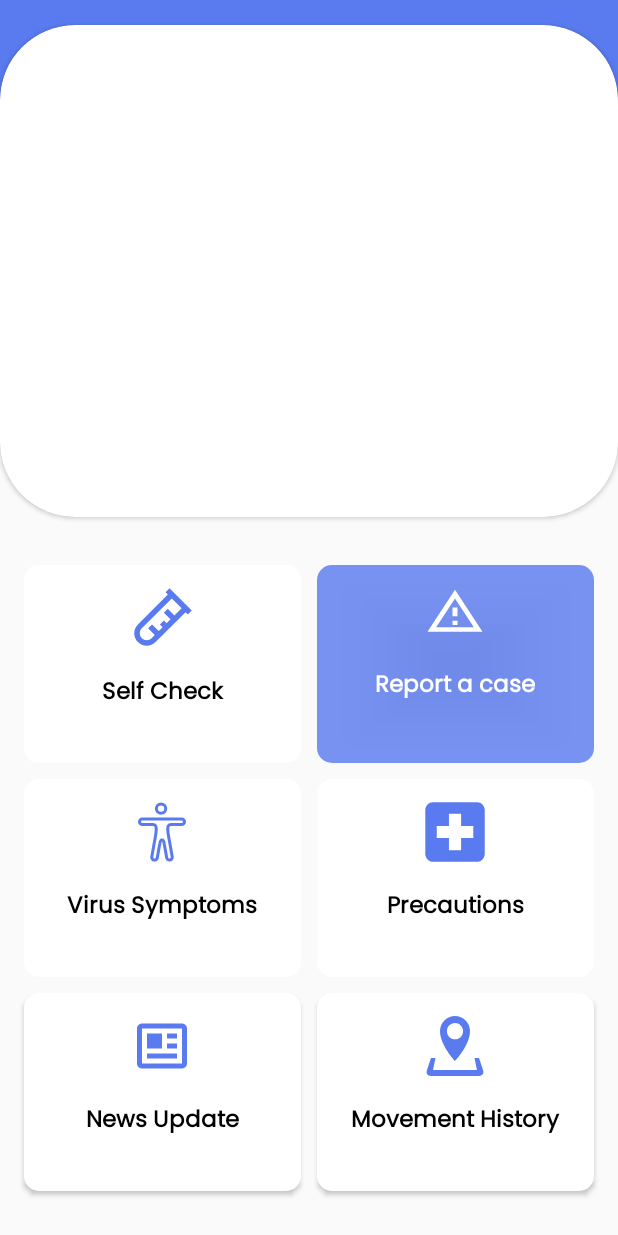
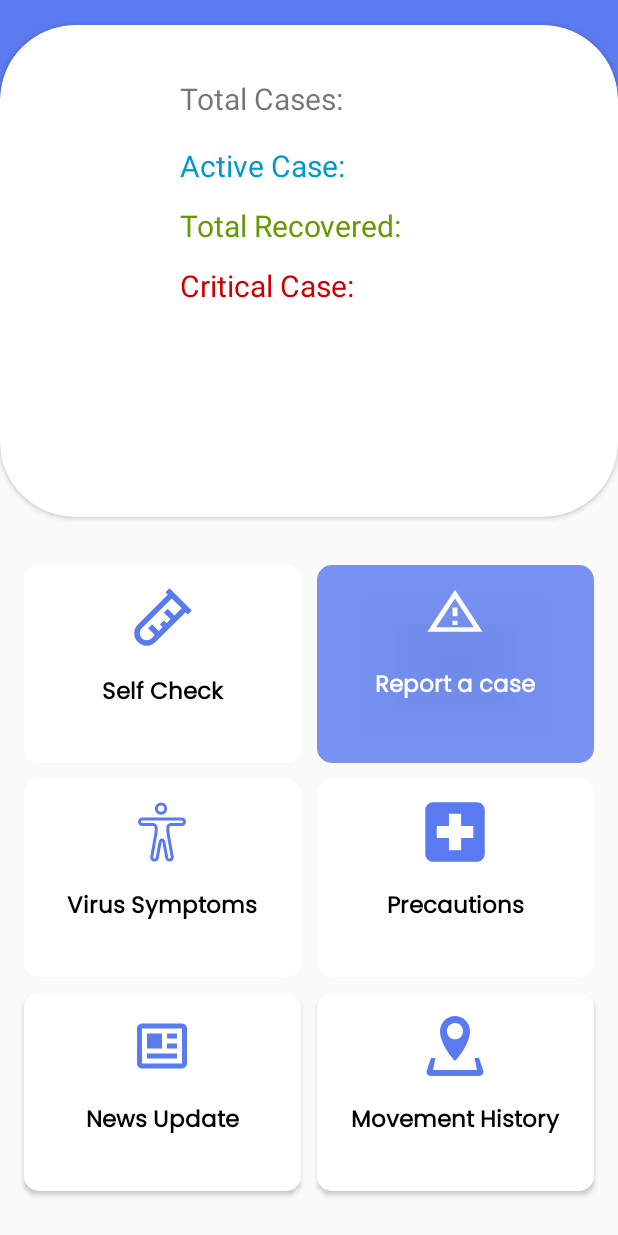
Before and after one commit to tony-gabriel/CoroCare, an Android app: the MainActivity screen opened directly, with no data from a screen before it, scrolled down 103 dp, on a phone screen of 412 x 824 dp. Run offline under Robolectric (Android 15) with nearby library versions, the phone set to English and light mode, and no system bars; our stand-ins replace Firebase (no records; nobody signed in at launch, a user with empty details on screens opened directly); libraries missing offline, so code that uses them is left out: com.makeramen.roundedimageview; plain views replace RoundedImageView.

Commit message:
Added registration , file upload and Corona data, updated

```diff
--- a/app/src/main/java/com/example/coronahelpapp/MainActivity.java
+++ b/app/src/main/java/com/example/coronahelpapp/MainActivity.java
@@ -1,7 +1,9 @@
 package com.example.coronahelpapp;
 
+import androidx.annotation.NonNull;
 import androidx.appcompat.app.AppCompatActivity;
-import androidx.constraintlayout.widget.ConstraintLayout;
+import androidx.recyclerview.widget.GridLayoutManager;
+import androidx.recyclerview.widget.RecyclerView;
 
 import android.content.Intent;
 import android.os.Bundle;
@@ -9,20 +11,58 @@ import android.view.View;
 import android.widget.Button;
 import android.widget.ImageView;
 import android.widget.TextView;
+import android.widget.Toast;
+
+import com.google.firebase.database.DataSnapshot;
+import com.google.firebase.database.DatabaseError;
+import com.google.firebase.database.DatabaseReference;
+import com.google.firebase.database.FirebaseDatabase;
+import com.google.firebase.database.ValueEventListener;
+
+import org.json.JSONArray;
+import org.json.JSONException;
+import org.json.JSONObject;
+
+import java.io.IOException;
+
+import okhttp3.Call;
+import okhttp3.Callback;
+import okhttp3.OkHttpClient;
+import okhttp3.Request;
+import okhttp3.Response;
 
 public class MainActivity extends AppCompatActivity {
+    public String url="https://corona.lmao.ninja/countries/NGA";
 
     Button Test, Report, Symptoms, Precautions, News, Movement;
     ImageView profileImage;
-    TextView profileName, status;
-    ConstraintLayout profileContainer;
+    TextView profileName, status, Coronadata, CoronaActive, CoronaRecovered, CoronaCritical;
+    DatabaseReference mDataBase;
+    UserData userData;
+
 
 
     @Override
     protected void onCreate(Bundle savedInstanceState) {
         super.onCreate(savedInstanceState);
         setContentView(R.layout.activity_main);
+        userData =new UserData();
+        mDataBase = FirebaseDatabase.getInstance().getReference().child("users");
 
+
+
+
+        try {
+            run();
+        } catch (IOException e) {
+            e.printStackTrace();
+        }
+
+
+        Coronadata=findViewById(R.id.CoronaData);
+        CoronaActive=findViewById(R.id.CoronaActive);
+        CoronaRecovered=findViewById(R.id.CoronaRecovered);
+        CoronaCritical=findViewById(R.id.CoronaCritical);
         profileImage = findViewById(R.id.profile_image);
 
         profileName = findViewById(R.id.profile_name);
@@ -35,8 +75,6 @@ public class MainActivity extends AppCompatActivity {
         News = findViewById(R.id.button_news);
         Movement = findViewById(R.id.button_movement);
 
-        profileContainer = findViewById(R.id.profile_container);
-
         Test.setOnClickListener(new View.OnClickListener() {
             @Override
             public void onClick(View v) {
@@ -47,7 +85,8 @@ public class MainActivity extends AppCompatActivity {
         Report.setOnClickListener(new View.OnClickListener() {
             @Override
             public void onClick(View v) {
-                startActivity(new Intent(MainActivity.this, Report.class));
+
+
 
             }
         });
@@ -55,7 +94,6 @@ public class MainActivity extends AppCompatActivity {
         Symptoms.setOnClickListener(new View.OnClickListener() {
             @Override
             public void onClick(View v) {
-                startActivity(new Intent(MainActivity.this, Symptoms.class));
 
             }
         });
@@ -63,7 +101,6 @@ public class MainActivity extends AppCompatActivity {
         Precautions.setOnClickListener(new View.OnClickListener() {
             @Override
             public void onClick(View v) {
-                startActivity(new Intent(MainActivity.this, Precaution.class));
 
             }
         });
@@ -71,8 +108,6 @@ public class MainActivity extends AppCompatActivity {
         News.setOnClickListener(new View.OnClickListener() {
             @Override
             public void onClick(View v) {
-
-                startActivity(new Intent(MainActivity.this, News.class));
 
             }
         });
@@ -85,13 +120,66 @@ public class MainActivity extends AppCompatActivity {
             }
         });
 
-        profileContainer.setOnClickListener(new View.OnClickListener() {
+    }
+
+    void run() throws IOException {
+
+        OkHttpClient client = new OkHttpClient();
+
+        Request request = new Request.Builder()
+                .url(url)
+                .build();
+
+        client.newCall(request).enqueue(new Callback() {
             @Override
-            public void onClick(View v) {
+            public void onFailure(Call call, IOException e) {
+                call.cancel();
+            }
 
-                startActivity(new Intent(MainActivity.this, ProfileImageReg.class));
+            @Override
+            public void onResponse(Call call, Response response) throws IOException {
+
+
+                final String myResponse = response.body().string();
+//                Toast.makeText(MainActivity.this, "successful get", Toast.LENGTH_LONG).show();
+
+                MainActivity.this.runOnUiThread(new Runnable() {
+                    @Override
+                    public void run() {
+                        try {
+                            JSONObject jsonObject = new JSONObject(myResponse);
+                            Coronadata.setText("Total Cases: "  +jsonObject.getString("cases"));
+                            CoronaActive.setText("Active Cases: "+jsonObject.getString("active") );
+                            CoronaCritical.setText("Critical Case: " + jsonObject.getString("critical"));
+                            CoronaRecovered.setText(" Total Recovered  : " + jsonObject.getString("recovered"));
+
+
+
+
+                        } catch (JSONException e){
+                            e.printStackTrace();
+                        }
+                    }
+                });
+
+            }
+
+
+        });
+        mDataBase.child("users").addValueEventListener(new ValueEventListener() {
+            @Override
+            public void onDataChange(DataSnapshot dataSnapshot) {
+              UserData user = dataSnapshot.getValue(UserData.class);
+                profileName.setText("Hello " + user);
+            }
+
+            @Override
+            public void onCancelled(@NonNull DatabaseError databaseError) {
+
             }
         });
+    }
 
-    }
+
+
 }
--- a/app/src/main/res/layout/activity_location_history.xml
+++ b/app/src/main/res/layout/activity_location_history.xml
@@ -19,6 +19,7 @@
 
         <ImageView
             android:id="@+id/back"
+            android:onClick="back"
             android:layout_width="wrap_content"
             android:layout_height="wrap_content"
             android:contentDescription="@string/app_name"
--- a/app/src/main/res/layout/activity_main.xml
+++ b/app/src/main/res/layout/activity_main.xml
@@ -89,6 +89,57 @@
             app:layout_constraintEnd_toEndOf="parent"
             app:layout_constraintStart_toStartOf="parent"
             app:layout_constraintTop_toBottomOf="@id/profile_container">
+
+            <TextView
+                android:id="@+id/CoronaData"
+                android:layout_width="wrap_content"
+                android:layout_height="wrap_content"
+                android:textSize="20sp"
+                android:text="Total Cases: "
+                android:layout_marginTop="35dp"
+                android:layout_marginStart="120dp"
+
+                />
+
+
+
+            <TextView
+                android:id="@+id/CoronaActive"
+                android:textColor="@android:color/holo_blue_dark"
+                android:layout_width="wrap_content"
+                android:layout_height="wrap_content"
+                android:textSize="20sp"
+                android:text="Active Case: "
+                android:layout_marginTop="80dp"
+                android:layout_marginStart="120dp"
+
+                />
+
+
+            <TextView
+                android:id="@+id/CoronaRecovered"
+                android:textColor="@android:color/holo_green_dark"
+                android:layout_width="wrap_content"
+                android:layout_height="wrap_content"
+                android:textSize="20sp"
+                android:text="Total Recovered: "
+                android:layout_marginTop="120dp"
+                android:layout_marginStart="120dp"
+
+                />
+
+
+            <TextView
+                android:id="@+id/CoronaCritical"
+                android:textColor="@android:color/holo_red_dark"
+                android:layout_width="wrap_content"
+                android:layout_height="wrap_content"
+                android:textSize="20sp"
+                android:text="Critical Case: "
+                android:layout_marginTop="160dp"
+                android:layout_marginStart="120dp"
+
+                />
 
 
         </androidx.cardview.widget.CardView>
--- a/app/src/main/res/layout/activity_precaution.xml
+++ b/app/src/main/res/layout/activity_precaution.xml
@@ -18,6 +18,7 @@
 
     <ImageView
         android:id="@+id/imageBack"
+        android:onClick="imageBack"
         android:layout_width="wrap_content"
         android:layout_height="wrap_content"
         android:layout_marginStart="35dp"
--- a/app/src/main/res/layout/activity_registration.xml
+++ b/app/src/main/res/layout/activity_registration.xml
@@ -79,6 +79,7 @@
 
             <com.google.android.material.textfield.TextInputLayout
                 android:id="@+id/textPhone"
+
                 android:layout_width="match_parent"
                 android:layout_height="wrap_content"
                 android:layout_alignParentStart="true"
@@ -90,6 +91,7 @@
 
                 <com.google.android.material.textfield.TextInputEditText
                     android:id="@+id/mobile"
+                    android:inputType="phone"
                     android:layout_width="match_parent"
                     android:layout_height="wrap_content"
                     android:drawableStart="@drawable/ic_phone"
--- a/app/src/main/res/layout/activity_report.xml
+++ b/app/src/main/res/layout/activity_report.xml
@@ -18,6 +18,8 @@
 
     <ImageView
         android:id="@+id/imageBack"
+        android:clickable="true"
+        android:onClick="back"
         android:layout_width="wrap_content"
         android:layout_height="wrap_content"
         android:layout_marginStart="35dp"
--- a/app/src/main/res/layout/activity_self_test.xml
+++ b/app/src/main/res/layout/activity_self_test.xml
@@ -22,6 +22,7 @@
 
         <ImageView
             android:id="@+id/imageBack"
+            android:onClick="back"
             android:layout_width="wrap_content"
             android:layout_height="wrap_content"
             android:layout_marginStart="35dp"
--- a/app/src/main/res/layout/activity_symptoms.xml
+++ b/app/src/main/res/layout/activity_symptoms.xml
@@ -18,6 +18,7 @@
 
     <ImageView
         android:id="@+id/imageBack"
+        android:onClick="goBack"
         android:layout_width="wrap_content"
         android:layout_height="wrap_content"
         android:layout_marginStart="35dp"
```
Also changed, not shown: app/src/main/java/com/example/coronahelpapp/LocationHistory.java (+7 -0 lines), app/src/main/java/com/example/coronahelpapp/Precaution.java (+9 -0 lines), app/src/main/java/com/example/coronahelpapp/Registration.java (+12 -8 lines), app/src/main/java/com/example/coronahelpapp/Report.java (+8 -0 lines), app/src/main/java/com/example/coronahelpapp/SelfTest.java (+8 -0 lines), app/src/main/java/com/example/coronahelpapp/Symptoms.java (+9 -0 lines), app/src/main/java/com/example/coronahelpapp/UserData.java (+11 -37 lines).
